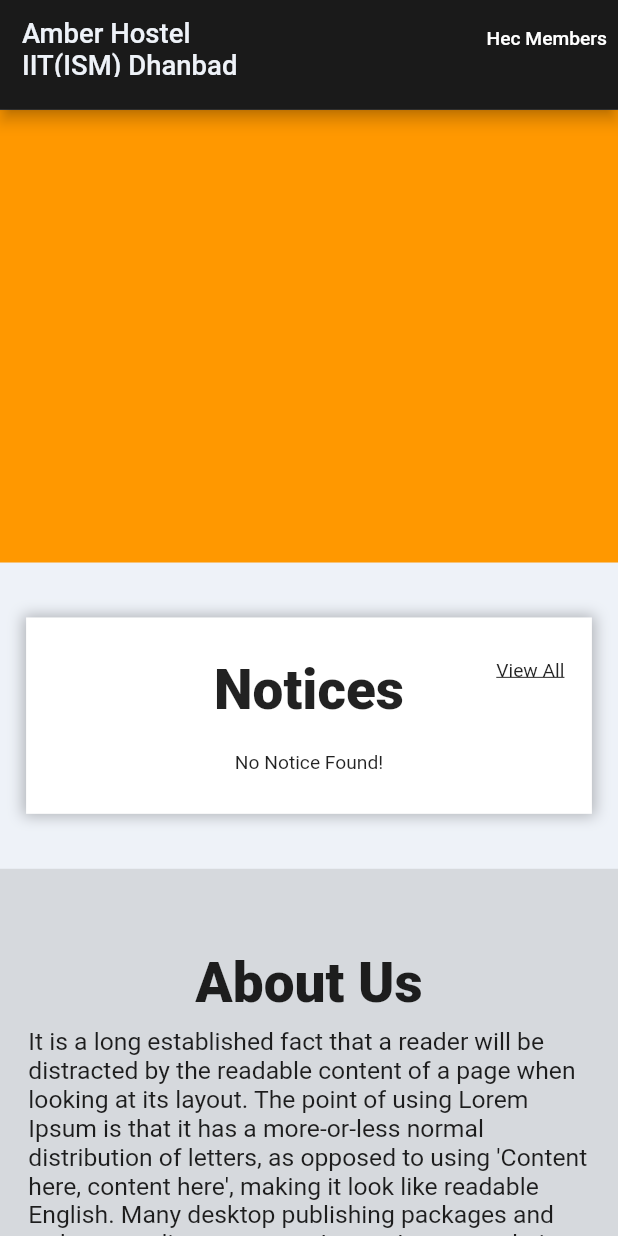
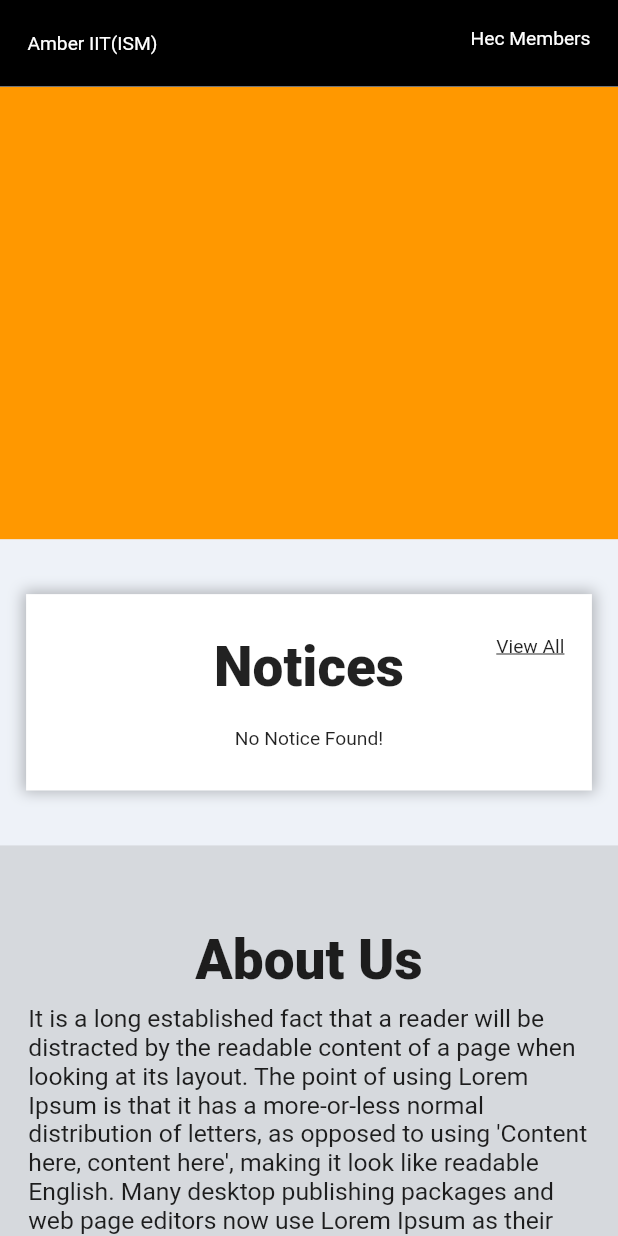
Before and after one commit to aashish2604/AmberWebsite, a Flutter app: the screen it shows after launch, on a phone screen of 412 x 824 dp. Run offline on Flutter 3.47's test engine with Material 2 defaults, Android fonts, the light colour scheme and no system bars; our stand-ins replace cloud_firestore, firebase_core, google_fonts, responsive_framework; accounts and stored records are empty; Roboto replaces fonts that are missing (Gruppo).

Commit message:
added home header

```diff
--- a/amber_website/lib/screens/home_page.dart
+++ b/amber_website/lib/screens/home_page.dart
@@ -3,6 +3,7 @@ import 'package:amber_website/services/size_config.dart';
 import 'package:amber_website/services/theme/app_theme.dart';
 import 'package:amber_website/widgets/complain_box.dart';
 import 'package:amber_website/widgets/empty_widget.dart';
+import 'package:amber_website/widgets/home_appbar.dart';
 import 'package:amber_website/widgets/notice_List.dart';
 import 'package:amber_website/widgets/sharp_container.dart';
 import 'package:amber_website/widgets/warden_column.dart';
@@ -28,39 +29,11 @@ class _HomePageState extends State<HomePage> {
     return LayoutBuilder(builder: (context, constraints) {
       double constrainedHeight = constraints.maxHeight;
       double constrainedWidth = constraints.maxWidth;
+      var screenSize = MediaQuery.of(context).size;
       return Scaffold(
           appBar: PreferredSize(
-            preferredSize: const Size.fromHeight(80.0),
-            child: AppBar(
-              actions: [
-                Center(
-                  child: TextButton(
-                      onPressed: () {
-                        Navigator.of(context).push(MaterialPageRoute(
-                            builder: (context) => const HecMembers()));
-                      },
-                      child: const Text(
-                        'Hec Members',
-                        style: TextStyle(color: Colors.white),
-                      )),
-                )
-              ],
-              title: Align(
-                alignment: Alignment.centerLeft,
-                child: Column(
-                  crossAxisAlignment: CrossAxisAlignment.start,
-                  children: const [
-                    SizedBox(
-                      height: 15.0,
-                    ),
-                    Text('Amber Hostel'),
-                    Text('IIT(ISM) Dhanbad'),
-                  ],
-                ),
-              ),
-              centerTitle: false,
-            ),
-          ),
+              preferredSize: Size(screenSize.width, 1000),
+              child: const HomeAppbar()),
           body: SingleChildScrollView(
             child: Column(
               children: [
--- /dev/null
+++ b/amber_website/lib/widgets/home_appbar.dart
@@ -0,0 +1,67 @@
+import 'package:amber_website/screens/hec_members.dart';
+import 'package:flutter/material.dart';
+import 'package:flutter/src/widgets/container.dart';
+import 'package:flutter/src/widgets/framework.dart';
+
+class HomeAppbar extends StatefulWidget {
+  const HomeAppbar({super.key});
+
+  @override
+  State<HomeAppbar> createState() => _HomeAppbarState();
+}
+
+class _HomeAppbarState extends State<HomeAppbar> {
+  bool _isHovering = false;
+  @override
+  Widget build(BuildContext context) {
+    var screenSize = MediaQuery.of(context).size;
+    return Container(
+      color: Colors.black,
+      child: Padding(
+        padding: const EdgeInsets.all(20),
+        child: Row(
+          children: [
+            const Text(
+              'Amber IIT(ISM)',
+              style: TextStyle(color: Colors.white),
+            ),
+            const Expanded(child: SizedBox()),
+            InkWell(
+              onHover: (value) {
+                setState(() {
+                  _isHovering = value;
+                });
+              },
+              onTap: () {
+                Navigator.of(context).push(MaterialPageRoute(
+                    builder: (context) => const HecMembers()));
+              },
+              child: Column(
+                mainAxisSize: MainAxisSize.min,
+                children: [
+                  const Text(
+                    'Hec Members',
+                    style: TextStyle(color: Colors.white),
+                  ),
+                  const SizedBox(height: 5),
+                  // For showing an underline on hover
+                  Visibility(
+                    maintainAnimation: true,
+                    maintainState: true,
+                    maintainSize: true,
+                    visible: _isHovering,
+                    child: Container(
+                      height: 2,
+                      width: 30,
+                      color: Colors.white,
+                    ),
+                  )
+                ],
+              ),
+            ),
+          ],
+        ),
+      ),
+    );
+  }
+}
```
